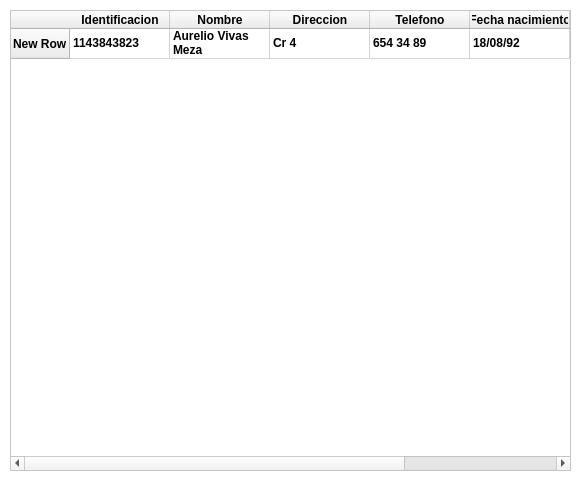
The window that gui/enfermera_uis/WidgetListarPacientes.ui (BryanTabarez/ProyectoBD) describes before a commit, drawn with Qt 5.
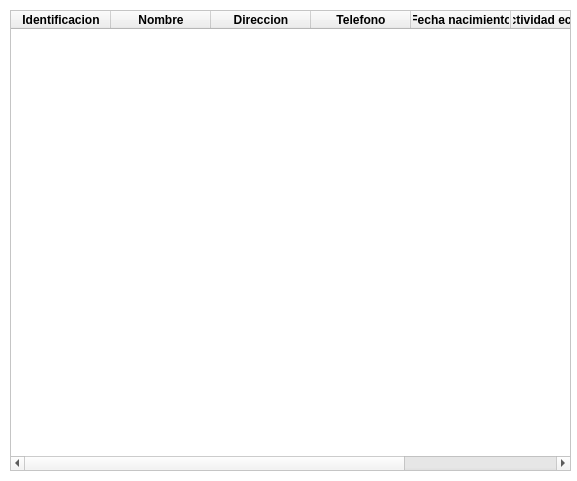
The same window after the commit.

Commit message: Interfaz enfermera en porceso

```diff
--- a/gui/enfermera_uis/WidgetListarPacientes.ui
+++ b/gui/enfermera_uis/WidgetListarPacientes.ui
@@ -95,11 +95,6 @@
      <height>461</height>
     </rect>
    </property>
-   <row>
-    <property name="text">
-     <string>New Row</string>
-    </property>
-   </row>
    <column>
     <property name="text">
      <string>Identificacion</string>
@@ -135,41 +130,6 @@
      <string>NSS</string>
     </property>
    </column>
-   <item row="0" column="0">
-    <property name="text">
-     <string>1143843823</string>
-    </property>
-   </item>
-   <item row="0" column="1">
-    <property name="text">
-     <string>Aurelio Vivas Meza</string>
-    </property>
-   </item>
-   <item row="0" column="2">
-    <property name="text">
-     <string>Cr 4</string>
-    </property>
-   </item>
-   <item row="0" column="3">
-    <property name="text">
-     <string>654 34 89</string>
-    </property>
-   </item>
-   <item row="0" column="4">
-    <property name="text">
-     <string>18/08/92 </string>
-    </property>
-   </item>
-   <item row="0" column="5">
-    <property name="text">
-     <string>Estudiantes</string>
-    </property>
-   </item>
-   <item row="0" column="6">
-    <property name="text">
-     <string>1110348</string>
-    </property>
-   </item>
   </widget>
  </widget>
  <resources/>
```
The commit also changes 3 other files.
